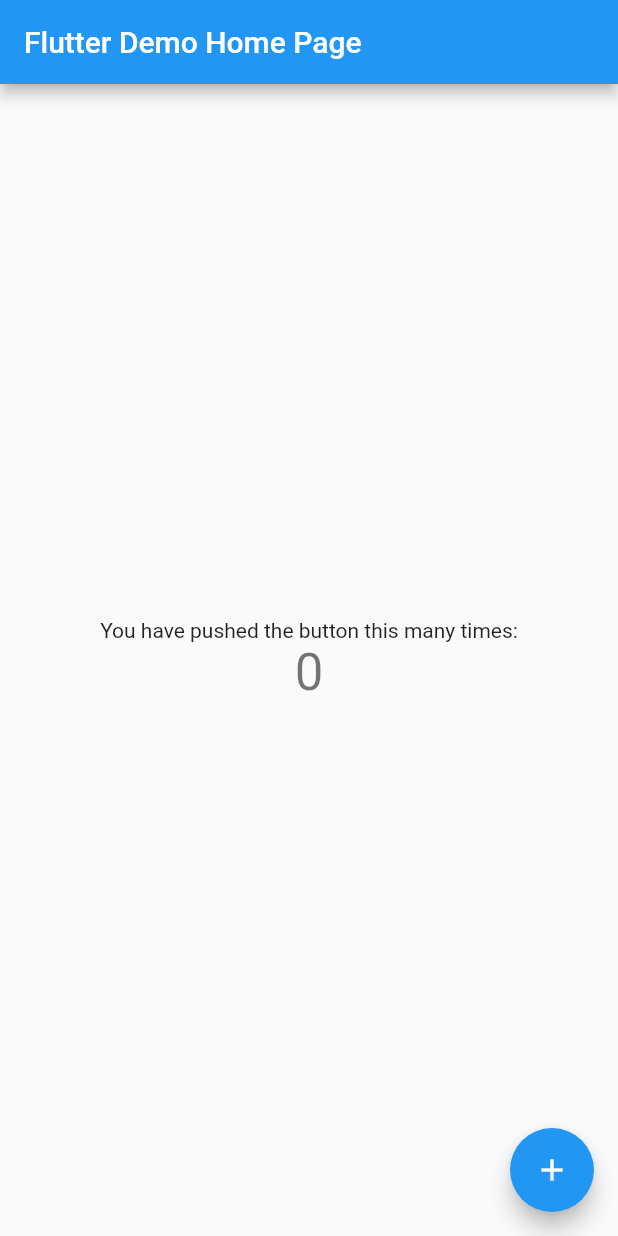
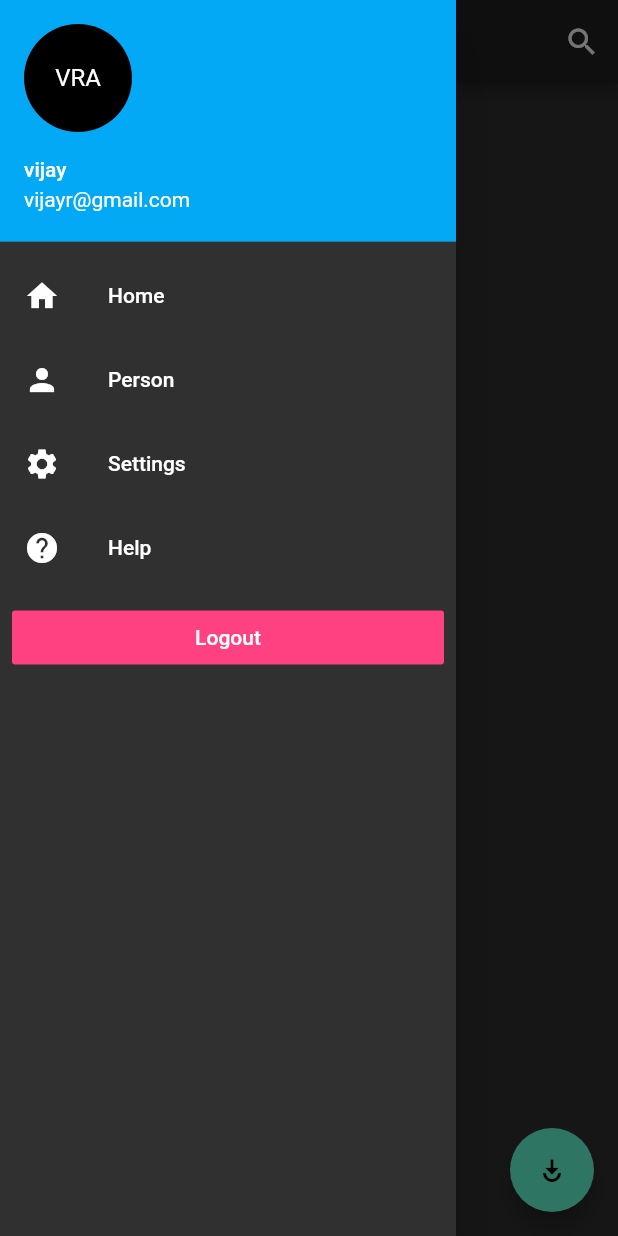
Before and after one commit to vraravam/flutter_workshop, a Flutter app: the screen it shows after launch, with the side drawer open (before the commit the screen has no drawer), on a phone screen of 412 x 824 dp. Run offline on Flutter 3.47's test engine with Material 2 defaults, Android fonts, the phone set to English and light mode, and no system bars.

Commit message:
Adding new widgets to screen.

```diff
--- a/lib/main.dart
+++ b/lib/main.dart
@@ -1,111 +1,175 @@
 import 'package:flutter/material.dart';
 
-void main() => runApp(MyApp());
+void main() => runApp(HomePage());
 
-class MyApp extends StatelessWidget {
-  // This widget is the root of your application.
+class HomePage extends StatelessWidget {
   @override
   Widget build(BuildContext context) {
     return MaterialApp(
-      title: 'Flutter Demo',
-      theme: ThemeData(
-        // This is the theme of your application.
-        //
-        // Try running your application with "flutter run". You'll see the
-        // application has a blue toolbar. Then, without quitting the app, try
-        // changing the primarySwatch below to Colors.green and then invoke
-        // "hot reload" (press "r" in the console where you ran "flutter run",
-        // or simply save your changes to "hot reload" in a Flutter IDE).
-        // Notice that the counter didn't reset back to zero; the application
-        // is not restarted.
-        primarySwatch: Colors.blue,
+      theme: ThemeData(primarySwatch: Colors.lightBlue, brightness: Brightness.dark),
+      home: new Scaffold(
+        drawer: Drawer(
+          semanticLabel: 'sem label',
+          child: ListView(
+            children: <Widget>[
+              UserAccountsDrawerHeader(
+                accountName: Text('vijay'),
+                accountEmail: Text('vijayr@gmail.com'),
+                currentAccountPicture: CircleAvatar(
+                  child: Text('VRA'),
+                ),
+              ),
+              ListTile(
+                leading: Icon(Icons.home),
+                title: Text('Home'),
+                onTap: () {},
+              ),
+              ListTile(
+                leading: Icon(Icons.person),
+                title: Text('Person'),
+              ),
+              ListTile(
+                leading: Icon(Icons.settings),
+                title: Text('Settings'),
+              ),
+              ListTile(
+                leading: Icon(Icons.help),
+                title: Text('Help'),
+              ),
+              Padding(
+                padding: const EdgeInsets.all(8.0),
+                child: FlatButton(
+                  color: Colors.pinkAccent,
+                  onPressed: () {},
+                  child: Text(
+                    'Logout',
+                    style: TextStyle(color: Colors.white),
+                  ),
+                ),
+              ),
+            ],
+          ),
+        ),
+        appBar: AppBar(
+          title: Text('Gmail App'),
+          actions: <Widget>[
+            IconButton(icon: Icon(Icons.search), onPressed: (){},)
+          ],
+        ),
+        floatingActionButton: FloatingActionButton(
+          onPressed: () {},
+          tooltip: 'Increment',
+          child: Icon(Icons.play_for_work),
+        ),
       ),
-      home: MyHomePage(title: 'Flutter Demo Home Page'),
     );
   }
 }
 
-class MyHomePage extends StatefulWidget {
-  MyHomePage({Key key, this.title}) : super(key: key);
-
-  // This widget is the home page of your application. It is stateful, meaning
-  // that it has a State object (defined below) that contains fields that affect
-  // how it looks.
-
-  // This class is the configuration for the state. It holds the values (in this
-  // case the title) provided by the parent (in this case the App widget) and
-  // used by the build method of the State. Fields in a Widget subclass are
-  // always marked "final".
-
-  final String title;
-
-  @override
-  _MyHomePageState createState() => _MyHomePageState();
-}
-
-class _MyHomePageState extends State<MyHomePage> {
-  int _counter = 0;
-
-  void _incrementCounter() {
-    setState(() {
-      // This call to setState tells the Flutter framework that something has
-      // changed in this State, which causes it to rerun the build method below
-      // so that the display can reflect the updated values. If we changed
-      // _counter without calling setState(), then the build method would not be
-      // called again, and so nothing would appear to happen.
-      _counter++;
-    });
-  }
-
-  @override
-  Widget build(BuildContext context) {
-    // This method is rerun every time setState is called, for instance as done
-    // by the _incrementCounter method above.
-    //
-    // The Flutter framework has been optimized to make rerunning build methods
-    // fast, so that you can just rebuild anything that needs updating rather
-    // than having to individually change instances of widgets.
-    return Scaffold(
-      appBar: AppBar(
-        // Here we take the value from the MyHomePage object that was created by
-        // the App.build method, and use it to set our appbar title.
-        title: Text(widget.title),
-      ),
-      body: Center(
-        // Center is a layout widget. It takes a single child and positions it
-        // in the middle of the parent.
-        child: Column(
-          // Column is also layout widget. It takes a list of children and
-          // arranges them vertically. By default, it sizes itself to fit its
-          // children horizontally, and tries to be as tall as its parent.
-          //
-          // Invoke "debug painting" (press "p" in the console, choose the
-          // "Toggle Debug Paint" action from the Flutter Inspector in Android
-          // Studio, or the "Toggle Debug Paint" command in Visual Studio Code)
-          // to see the wireframe for each widget.
-          //
-          // Column has various properties to control how it sizes itself and
-          // how it positions its children. Here we use mainAxisAlignment to
-          // center the children vertically; the main axis here is the vertical
-          // axis because Columns are vertical (the cross axis would be
-          // horizontal).
-          mainAxisAlignment: MainAxisAlignment.center,
-          children: <Widget>[
-            Text(
-              'You have pushed the button this many times:',
-            ),
-            Text(
-              '$_counter',
-              style: Theme.of(context).textTheme.display1,
-            ),
-          ],
-        ),
-      ),
-      floatingActionButton: FloatingActionButton(
-        onPressed: _incrementCounter,
-        tooltip: 'Increment',
-        child: Icon(Icons.add),
-      ), // This trailing comma makes auto-formatting nicer for build methods.
-    );
-  }
-}
+//class MyApp extends StatelessWidget {
+//  // This widget is the root of your application.
+//  @override
+//  Widget build(BuildContext context) {
+//    return MaterialApp(
+//      title: 'Flutter Demo',
+//      theme: ThemeData(
+//        // This is the theme of your application.
+//        //
+//        // Try running your application with "flutter run". You'll see the
+//        // application has a blue toolbar. Then, without quitting the app, try
+//        // changing the primarySwatch below to Colors.green and then invoke
+//        // "hot reload" (press "r" in the console where you ran "flutter run",
+//        // or simply save your changes to "hot reload" in a Flutter IDE).
+//        // Notice that the counter didn't reset back to zero; the application
+//        // is not restarted.
+//        primarySwatch: Colors.green,
+//      ),
+//      home: MyHomePage(title: 'Flutter Demo Home Page by Vijay'),
+//    );
+//  }
+//}
+//
+//class MyHomePage extends StatefulWidget {
+//  MyHomePage({Key key, this.title}) : super(key: key);
+//
+//  // This widget is the home page of your application. It is stateful, meaning
+//  // that it has a State object (defined below) that contains fields that affect
+//  // how it looks.
+//
+//  // This class is the configuration for the state. It holds the values (in this
+//  // case the title) provided by the parent (in this case the App widget) and
+//  // used by the build method of the State. Fields in a Widget subclass are
+//  // always marked "final".
+//
+//  final String title;
+//
+//  @override
+//  _MyHomePageState createState() => _MyHomePageState();/**/
+//}
+//
+//class _MyHomePageState extends State<MyHomePage> {
+//  int _counter = 0;
+//
+//  void _incrementCounter() {
+//    setState(() {
+//      // This call to setState tells the Flutter framework that something has
+//      // changed in this State, which causes it to rerun the build method below
+//      // so that the display can reflect the updated values. If we changed
+//      // _counter without calling setState(), then the build method would not be
+//      // called again, and so nothing would appear to happen.
+//      _counter++;
+//    });
+//  }
+//
+//  @override
+//  Widget build(BuildContext context) {
+//    // This method is rerun every time setState is called, for instance as done
+//    // by the _incrementCounter method above.
+//    //
+//    // The Flutter framework has been optimized to make rerunning build methods
+//    // fast, so that you can just rebuild anything that needs updating rather
+//    // than having to individually change instances of widgets.
+//    return Scaffold(
+//      appBar: AppBar(
+//        // Here we take the value from the MyHomePage object that was created by
+//        // the App.build method, and use it to set our appbar title.
+//        title: Text(widget.title),
+//      ),
+//      body: Center(
+//        // Center is a layout widget. It takes a single child and positions it
+//        // in the middle of the parent.
+//        child: Column(
+//          // Column is also layout widget. It takes a list of children and
+//          // arranges them vertically. By default, it sizes itself to fit its
+//          // children horizontally, and tries to be as tall as its parent.
+//          //
+//          // Invoke "debug painting" (press "p" in the console, choose the
+//          // "Toggle Debug Paint" action from the Flutter Inspector in Android
+//          // Studio, or the "Toggle Debug Paint" command in Visual Studio Code)
+//          // to see the wireframe for each widget.
+//          //
+//          // Column has various properties to control how it sizes itself and
+//          // how it positions its children. Here we use mainAxisAlignment to
+//          // center the children vertically; the main axis here is the vertical
+//          // axis because Columns are vertical (the cross axis would be
+//          // horizontal).
+//          mainAxisAlignment: MainAxisAlignment.center,
+//          children: <Widget>[
+//            Text(
+//              'You have pushed the button this many times:',
+//            ),
+//            Text(
+//              '$_counter',
+//              style: Theme.of(context).textTheme.display1,
+//            ),
+//          ],
+//        ),
+//      ),
+//      floatingActionButton: FloatingActionButton(
+//        onPressed: _incrementCounter,
+//        tooltip: 'Increment',
+//        child: Icon(Icons.add),
+//      ), // This trailing comma makes auto-formatting nicer for build methods.
+//    );
+//  }
+//}
```
